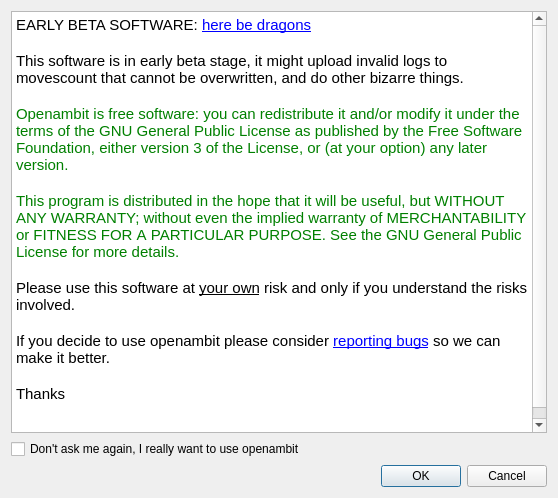
openambitproject/openambit, file src/openambit/confirmbetadialog.ui: the form before one commit.
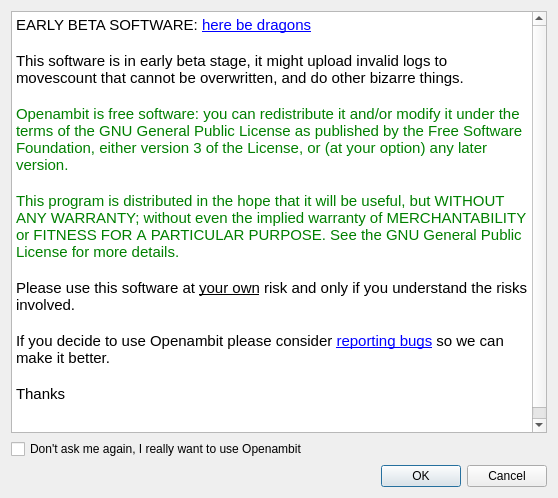
The form after the commit. Icons and pictures are not drawn.

The edit to the form file:
```diff
--- a/src/openambit/confirmbetadialog.ui
+++ b/src/openambit/confirmbetadialog.ui
@@ -31,7 +31,7 @@
    <item row="1" column="0">
     <widget class="QCheckBox" name="skipBetaCheck">
      <property name="text">
-      <string>Don't ask me again, I really want to use openambit</string>
+      <string>Don't ask me again, I really want to use Openambit</string>
      </property>
     </widget>
    </item>
@@ -52,7 +52,7 @@
 &lt;p style=&quot;-qt-paragraph-type:empty; margin-top:0px; margin-bottom:0px; margin-left:0px; margin-right:0px; -qt-block-indent:0; text-indent:0px;&quot;&gt;&lt;br /&gt;&lt;/p&gt;
 &lt;p style=&quot; margin-top:0px; margin-bottom:0px; margin-left:0px; margin-right:0px; -qt-block-indent:0; text-indent:0px;&quot;&gt;Please use this software at &lt;span style=&quot; text-decoration: underline;&quot;&gt;your own&lt;/span&gt; risk and only if you understand the risks involved.&lt;/p&gt;
 &lt;p style=&quot;-qt-paragraph-type:empty; margin-top:0px; margin-bottom:0px; margin-left:0px; margin-right:0px; -qt-block-indent:0; text-indent:0px;&quot;&gt;&lt;br /&gt;&lt;/p&gt;
-&lt;p style=&quot; margin-top:0px; margin-bottom:0px; margin-left:0px; margin-right:0px; -qt-block-indent:0; text-indent:0px;&quot;&gt;If you decide to use openambit please consider &lt;a href=&quot;https://sourceforge.net/p/openambit/tickets/&quot;&gt;&lt;span style=&quot; text-decoration: underline; color:#0000ff;&quot;&gt;reporting bugs&lt;/span&gt;&lt;/a&gt; so we can make it better.&lt;/p&gt;
+&lt;p style=&quot; margin-top:0px; margin-bottom:0px; margin-left:0px; margin-right:0px; -qt-block-indent:0; text-indent:0px;&quot;&gt;If you decide to use Openambit please consider &lt;a href=&quot;https://sourceforge.net/p/openambit/tickets/&quot;&gt;&lt;span style=&quot; text-decoration: underline; color:#0000ff;&quot;&gt;reporting bugs&lt;/span&gt;&lt;/a&gt; so we can make it better.&lt;/p&gt;
 &lt;p style=&quot;-qt-paragraph-type:empty; margin-top:0px; margin-bottom:0px; margin-left:0px; margin-right:0px; -qt-block-indent:0; text-indent:0px;&quot;&gt;&lt;br /&gt;&lt;/p&gt;
 &lt;p style=&quot; margin-top:0px; margin-bottom:0px; margin-left:0px; margin-right:0px; -qt-block-indent:0; text-indent:0px;&quot;&gt;Thanks &lt;/p&gt;
 &lt;p style=&quot;-qt-paragraph-type:empty; margin-top:0px; margin-bottom:0px; margin-left:0px; margin-right:0px; -qt-block-indent:0; text-indent:0px; font-family:'Courier New,courier'; color:#008000;&quot;&gt;&lt;br /&gt;&lt;/p&gt;
```
Left out of the diff: 2 changed lines with no effect on the pictures.
